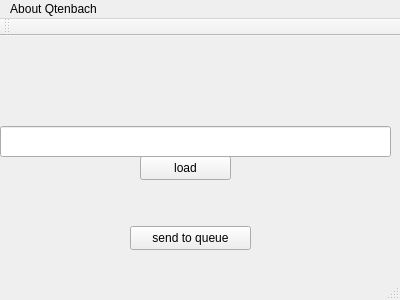
This is Qtenbach/mainwindow.ui in crowell/Qtenbach as Qt 5 draws it before an edit. The edited form follows.
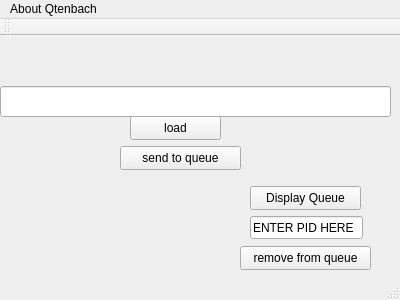
This is the edited form. Icons and pictures are not drawn.

Commit message: added ability to see queue and remove from queue

```diff
--- a/Qtenbach/mainwindow.ui
+++ b/Qtenbach/mainwindow.ui
@@ -18,7 +18,7 @@
     <property name="geometry">
      <rect>
       <x>0</x>
-      <y>90</y>
+      <y>50</y>
       <width>391</width>
       <height>31</height>
      </rect>
@@ -27,8 +27,8 @@
    <widget class="QPushButton" name="sendButton">
     <property name="geometry">
      <rect>
-      <x>130</x>
-      <y>190</y>
+      <x>120</x>
+      <y>110</y>
       <width>121</width>
       <height>24</height>
      </rect>
@@ -40,8 +40,8 @@
    <widget class="QPushButton" name="loadButton">
     <property name="geometry">
      <rect>
-      <x>140</x>
-      <y>120</y>
+      <x>130</x>
+      <y>80</y>
       <width>91</width>
       <height>24</height>
      </rect>
@@ -50,6 +50,45 @@
      <string>load</string>
     </property>
    </widget>
+   <widget class="QPushButton" name="dispQueue">
+    <property name="geometry">
+     <rect>
+      <x>250</x>
+      <y>150</y>
+      <width>111</width>
+      <height>24</height>
+     </rect>
+    </property>
+    <property name="text">
+     <string>Display Queue</string>
+    </property>
+   </widget>
+   <widget class="QLineEdit" name="pid2kill">
+    <property name="geometry">
+     <rect>
+      <x>250</x>
+      <y>180</y>
+      <width>113</width>
+      <height>23</height>
+     </rect>
+    </property>
+    <property name="text">
+     <string>ENTER PID HERE</string>
+    </property>
+   </widget>
+   <widget class="QPushButton" name="rmQueue">
+    <property name="geometry">
+     <rect>
+      <x>240</x>
+      <y>210</y>
+      <width>131</width>
+      <height>24</height>
+     </rect>
+    </property>
+    <property name="text">
+     <string>remove from queue</string>
+    </property>
+   </widget>
   </widget>
   <widget class="QMenuBar" name="menuBar">
    <property name="geometry">
```
Left out of the diff: 4 changed lines with no effect on the pictures. The commit also changes 10 other files.
